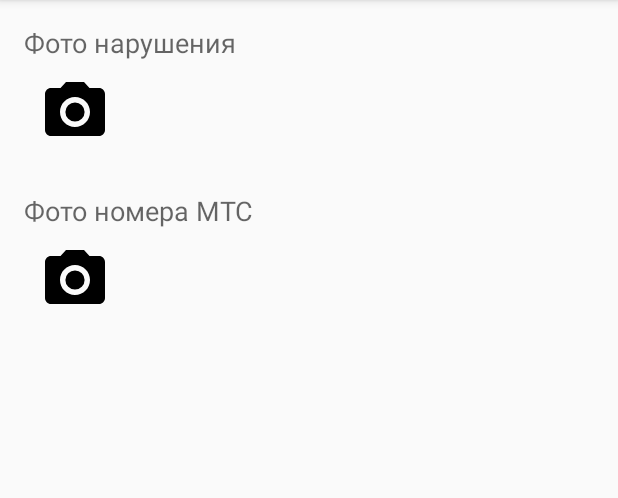
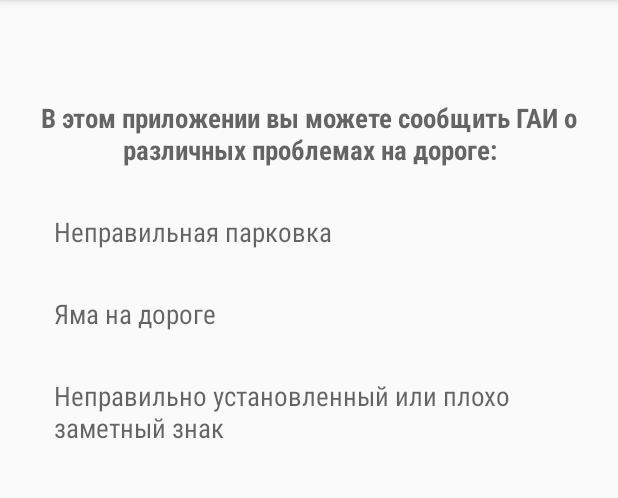
Before and after one commit to MaksimKirko/WP-Client, an Android app: the screen it shows after launch (MainActivity), on a phone screen of 412 x 824 dp, the part 84-582 px from its top. Run offline under Robolectric (Android 15) with nearby library versions, the phone set to English and light mode, and no system bars.

Commit message:
modify GUI

```diff
--- a/app/build.gradle
+++ b/app/build.gradle
@@ -22,5 +22,6 @@ android {
 dependencies {
     compile fileTree(dir: 'libs', include: ['*.jar'])
     testCompile 'junit:junit:4.12'
-    compile 'com.android.support:appcompat-v7:23.2.1'
+    compile 'com.android.support:appcompat-v7:23.3.0'
+    compile 'com.android.support:design:23.3.0'
 }
--- a/app/src/main/java/com/github/maximkirko/wpclient/MainActivity.java
+++ b/app/src/main/java/com/github/maximkirko/wpclient/MainActivity.java
@@ -1,93 +1,13 @@
 package com.github.maximkirko.wpclient;
 
-import android.app.AlertDialog;
-import android.content.DialogInterface;
-import android.content.Intent;
-import android.graphics.Bitmap;
-import android.net.Uri;
-import android.provider.MediaStore;
 import android.support.v7.app.AppCompatActivity;
 import android.os.Bundle;
-import android.view.KeyEvent;
-import android.view.View;
-import android.widget.AdapterView;
-import android.widget.Button;
-import android.widget.ImageView;
 
 public class MainActivity extends AppCompatActivity {
-
-    //view components
-    private Button btViolPhoto;
-    private Button btLPPhoto;
-    private ImageView violPhoto;
-    private ImageView lpPhoto;
-
-    //popups
-    private AlertDialog.Builder ad;
-
-    //objects for load photos from gallery and camera
-    private final int GALLERY_REQUEST = 1;
-    private final int CAMERA_RESULT = 0;
-    private ImageView cache;
-
 
     @Override
     protected void onCreate(Bundle savedInstanceState) {
         super.onCreate(savedInstanceState);
         setContentView(R.layout.activity_main);
-
-        btViolPhoto = (Button) findViewById(R.id.buttonViolPhoto);
-        btLPPhoto = (Button) findViewById(R.id.buttonLPPhoto);
-        violPhoto = (ImageView) findViewById(R.id.imageView);
-        lpPhoto = (ImageView) findViewById(R.id.imageView2);
-    }
-
-    public void buildAlertDialog() {
-        cache = new ImageView(MainActivity.this);
-
-        ad = new AlertDialog.Builder(MainActivity.this);
-        ad.setTitle(R.string.dialog_photo_title);
-        ad.setPositiveButton(R.string.dialog_photo_choice_1, new DialogInterface.OnClickListener() {
-            public void onClick(DialogInterface dialog, int arg1) {
-                Intent cameraIntent = new Intent(MediaStore.ACTION_IMAGE_CAPTURE);
-                startActivityForResult(cameraIntent, CAMERA_RESULT);
-            }
-        });
-        ad.setNegativeButton(R.string.dialog_photo_choice_2, new DialogInterface.OnClickListener() {
-            public void onClick(DialogInterface dialog, int arg1) {
-                Intent photoPickerIntent = new Intent(Intent.ACTION_PICK);
-                photoPickerIntent.setType("image/*");
-                startActivityForResult(photoPickerIntent, GALLERY_REQUEST);
-            }
-        });
-        ad.setCancelable(true);
-
-        //!!! back button pressed
-        ad.setOnCancelListener(new DialogInterface.OnCancelListener() {
-            public void onCancel(DialogInterface dialog) {
-            }
-        });
-        ad.show();
-    }
-
-    @Override
-    protected void onActivityResult(int requestCode, int resultCode, Intent data) {
-        if (requestCode == CAMERA_RESULT) {
-            cache.setImageURI(data.getData());
-        }
-        else {
-            super.onActivityResult(requestCode, resultCode, data);
-            cache.setImageURI(data.getData());
-        }
-    }
-
-    public void onClickViolPhoto(View view) {
-        violPhoto = cache;
-        buildAlertDialog();
-    }
-
-    public void onClickLPPhoto(View view) {
-        lpPhoto = cache;
-        buildAlertDialog();
     }
 }
--- a/app/src/main/res/layout/activity_main.xml
+++ b/app/src/main/res/layout/activity_main.xml
@@ -1,67 +1,54 @@
 <?xml version="1.0" encoding="utf-8"?>
-<RelativeLayout xmlns:android="http://schemas.android.com/apk/res/android"
+<LinearLayout xmlns:android="http://schemas.android.com/apk/res/android"
     xmlns:tools="http://schemas.android.com/tools"
+    android:orientation="vertical"
     android:layout_width="match_parent"
     android:layout_height="match_parent"
     android:paddingBottom="@dimen/activity_vertical_margin"
     android:paddingLeft="@dimen/activity_horizontal_margin"
     android:paddingRight="@dimen/activity_horizontal_margin"
     android:paddingTop="@dimen/activity_vertical_margin"
-    tools:context="com.github.maximkirko.wpclient.MainActivity">
+    tools:context="com.github.maximkirko.wpclient.MainActivity"
+    android:focusableInTouchMode="false">
+
 
     <TextView
+        style="@style/TextViewTitle"
         android:layout_width="wrap_content"
         android:layout_height="wrap_content"
         android:textAppearance="?android:attr/textAppearanceMedium"
-        android:text="Фото нарушения"
+        android:text="@string/start_screen_description"
         android:id="@+id/textView"
         android:layout_alignParentTop="true"
-        android:layout_alignParentStart="true" />
+        android:layout_centerHorizontal="true"
+        android:layout_marginTop="50dp"
+        android:gravity="center" />
 
     <TextView
+        style="@style/TextViewList"
         android:layout_width="wrap_content"
         android:layout_height="wrap_content"
         android:textAppearance="?android:attr/textAppearanceMedium"
-        android:text="Фото номера МТС"
-        android:id="@+id/textView2"
-        android:layout_below="@+id/textView"
-        android:layout_alignParentStart="true"
-        android:layout_marginTop="87dp" />
+        android:text="@string/button_wrong_parking"
+        android:id="@+id/textViewWrongParking"
+        android:onClick="onWrongParkingClick" />
 
-    <Button
-        style="?android:attr/buttonStyleSmall"
+    <TextView
+        style="@style/TextViewList"
         android:layout_width="wrap_content"
         android:layout_height="wrap_content"
-        android:id="@+id/buttonViolPhoto"
-        android:background="@drawable/ic_menu_camera"
-        android:layout_margin="10dp"
-        android:layout_below="@+id/textView"
-        android:layout_alignParentStart="true"
-        android:clickable="false"
-        android:onClick="onClickViolPhoto" />
+        android:textAppearance="?android:attr/textAppearanceMedium"
+        android:text="@string/button_broken_road"
+        android:id="@+id/textViewBrokenRoad"
+        android:onClick="onBrokenRoadClick" />
 
-    <Button
-        style="?android:attr/buttonStyleSmall"
+    <TextView
+        style="@style/TextViewList"
         android:layout_width="wrap_content"
         android:layout_height="wrap_content"
-        android:id="@+id/buttonLPPhoto"
-        android:background="@drawable/ic_menu_camera"
-        android:layout_margin="10dp"
-        android:layout_below="@+id/textView2"
-        android:layout_alignParentStart="true"
-        android:onClick="onClickLPPhoto" />
+        android:textAppearance="?android:attr/textAppearanceMedium"
+        android:text="@string/button_bad_sign"
+        android:id="@+id/textViewBadSign"
+        android:onClick="onBadSignClick"/>
 
-    <ImageView
-        android:layout_width="wrap_content"
-        android:layout_height="wrap_content"
-        android:id="@+id/imageView"
-        android:layout_alignTop="@+id/buttonViolPhoto"
-        android:layout_toEndOf="@+id/textView" />
-
-    <ImageView
-        android:layout_width="wrap_content"
-        android:layout_height="wrap_content"
-        android:id="@+id/imageView2"
-        android:layout_alignTop="@+id/buttonLPPhoto"
-        android:layout_alignStart="@+id/imageView" />
-</RelativeLayout>
+</LinearLayout>
--- /dev/null
+++ b/app/src/main/res/values-v21/styles.xml
@@ -0,0 +1,9 @@
+<resources>>
+
+    <style name="AppTheme.NoActionBar">
+        <item name="windowActionBar">false</item>
+        <item name="windowNoTitle">true</item>
+        <item name="android:windowDrawsSystemBarBackgrounds">true</item>
+        <item name="android:statusBarColor">@android:color/transparent</item>
+    </style>
+</resources>
--- a/app/src/main/res/values/colors.xml
+++ b/app/src/main/res/values/colors.xml
@@ -3,5 +3,6 @@
     <color name="colorPrimary">#3F51B5</color>
     <color name="colorPrimaryDark">#303F9F</color>
     <color name="colorAccent">#FF4081</color>
-    <color name="button_color">#3e64bf</color>
+    <color name="button_color">#ffffff</color>
+    <color name="button_border">#c2bfbf</color>
 </resources>
--- a/app/src/main/res/values/dimens.xml
+++ b/app/src/main/res/values/dimens.xml
@@ -2,6 +2,7 @@
     <!-- Default screen margins, per the Android Design guidelines. -->
     <dimen name="activity_horizontal_margin">16dp</dimen>
     <dimen name="activity_vertical_margin">16dp</dimen>
+    <dimen name="fab_margin">16dp</dimen>
 
 
 </resources>
--- a/app/src/main/res/values/strings.xml
+++ b/app/src/main/res/values/strings.xml
@@ -1,8 +1,19 @@
 <resources>
     <string name="app_name">WP Client</string>
 
+    //start screen text
+    <string name="start_screen_description">В этом приложении вы можете сообщить ГАИ о различных
+    проблемах на дороге:</string>
+    <string name="button_wrong_parking">Неправильная парковка</string>
+    <string name="button_broken_road">Яма на дороге</string>
+    <string name="button_bad_sign">Неправильно установленный или плохо заметный знак</string>
+
+    //register activities text
+    <string name="make_photo">Сделать фото</string>
+
     //dialogs messages
-    <string name="dialog_photo_title">Фото</string>
     <string name="dialog_photo_choice_1">Камера</string>
     <string name="dialog_photo_choice_2">Галерея</string>
+
+    <string name="title_activity_wrong_parking">Неправильная парковка</string>
 </resources>
--- a/app/src/main/res/values/styles.xml
+++ b/app/src/main/res/values/styles.xml
@@ -8,4 +8,27 @@
         <item name="colorAccent">@color/colorAccent</item>
     </style>
 
+    <style name="TextViewList" parent="@android:style/Widget.TextView">
+        <item name="android:layout_gravity">left</item>
+        <item name="android:layout_marginTop">30dp</item>
+        <item name="android:layout_marginLeft">20dp</item>
+        <item name="android:fontFamily">sans-serif-condensed</item>
+        <item name="android:textStyle">normal</item>
+    </style>
+
+    <style name="TextViewTitle" parent="@android:style/Widget.TextView">
+        <item name="android:textSize">18dp</item>
+        <item name="android:fontFamily">sans-serif-condensed</item>
+        <item name="android:textStyle">normal|bold</item>
+    </style>
+
+    <style name="AppTheme.NoActionBar">
+        <item name="windowActionBar">false</item>
+        <item name="windowNoTitle">true</item>
+    </style>
+
+    <style name="AppTheme.AppBarOverlay" parent="ThemeOverlay.AppCompat.Dark.ActionBar" />
+
+    <style name="AppTheme.PopupOverlay" parent="ThemeOverlay.AppCompat.Light" />
+
 </resources>
```
Also changed, not shown: app/src/main/AndroidManifest.xml (+11 -1 lines), app/src/main/java/com/github/maximkirko/wpclient/WrongParkingActivity.java (added, +104 -0 lines), app/src/main/res/drawable/circle_button.xml (added, +21 -0 lines), app/src/main/res/layout/activity_wrong_parking.xml (added, +26 -0 lines), app/src/main/res/layout/content_wrong_parking.xml (added, +61 -0 lines).
